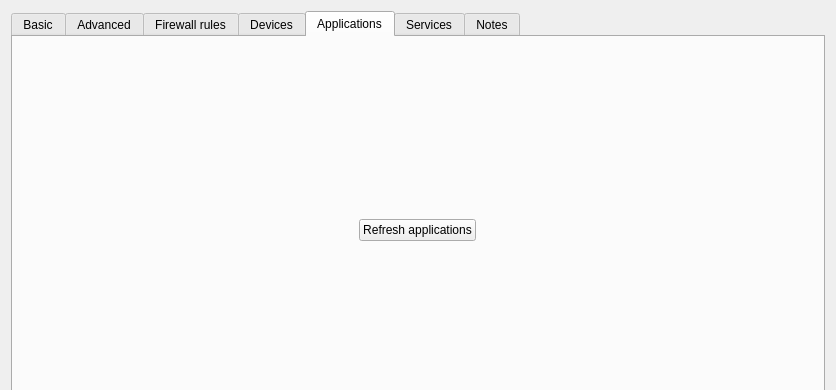
Above: ui/settingsdlg.ui from QubesOS/qubes-manager before the change; both pictures show x 0 to 836 and y 0 to 390 of the 836 by 665 pixel window. Below: the same form after it.
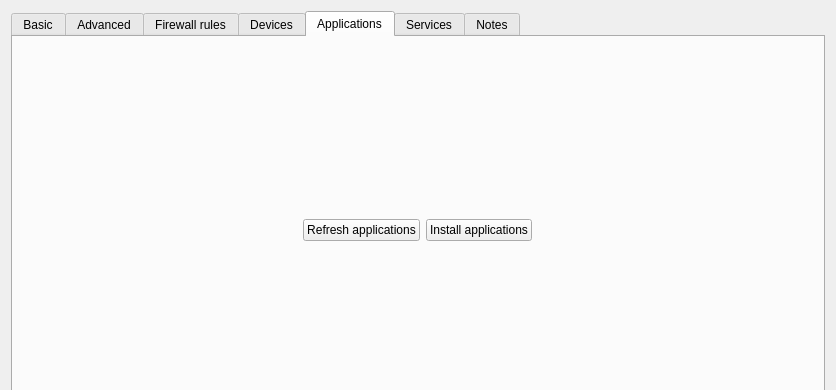
That is the form after the change. The open tabs and pages were chosen to show the change. Icons and pictures are not drawn. Custom widgets are drawn as their Qt base class.

Commit message: Add "Install applications" button

Patch:
```diff
--- a/ui/settingsdlg.ui
+++ b/ui/settingsdlg.ui
@@ -1967,6 +1967,11 @@
         </attribute>
         <layout class="QGridLayout" name="gridLayout_7">
          <item row="0" column="0" alignment="Qt::AlignHCenter">
+          <layout class="QHBoxLayout" name="horizontalLayoutAppActions">
+           <property name="spacing">
+            <number>6</number>
+           </property>
+           <item>
           <widget class="QPushButton" name="refresh_apps_button">
            <property name="sizePolicy">
             <sizepolicy hsizetype="Maximum" vsizetype="Fixed">
@@ -1979,6 +1984,21 @@
            </property>
           </widget>
          </item>
+           <item>
+            <widget class="QPushButton" name="install_apps_button">
+             <property name="sizePolicy">
+              <sizepolicy hsizetype="Maximum" vsizetype="Fixed">
+               <horstretch>0</horstretch>
+               <verstretch>0</verstretch>
+              </sizepolicy>
+             </property>
+             <property name="text">
+              <string>Install applications</string>
+             </property>
+            </widget>
+           </item>
+          </layout>
+         </item>
          <item row="1" column="0">
           <layout class="QHBoxLayout" name="horizontalLayoutAppSearch">
            <item>
```
Left out of the diff: 1 changed line with no effect on the pictures. Lines whose indentation alone changed are shown as unchanged. The commit also changes 2 other files.
